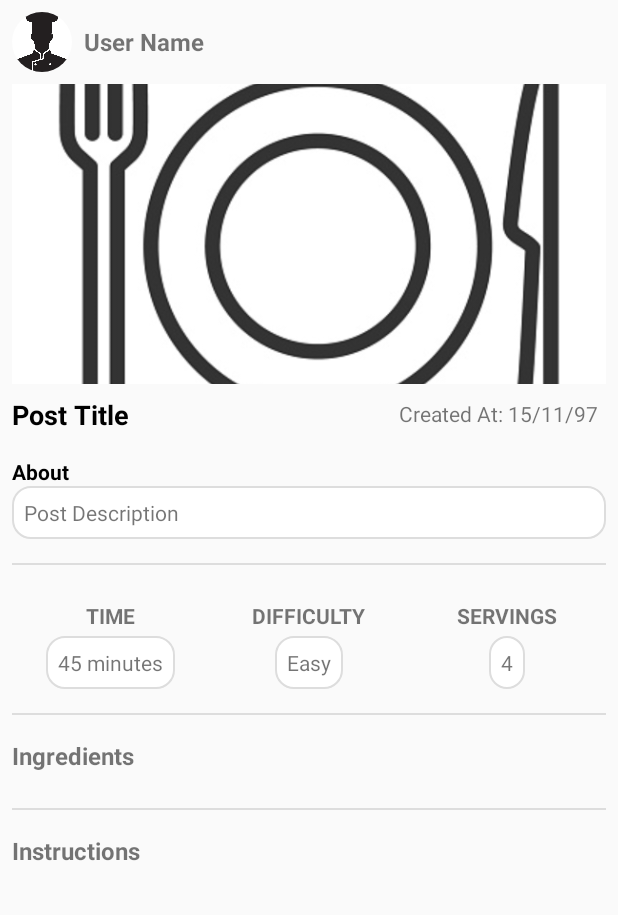
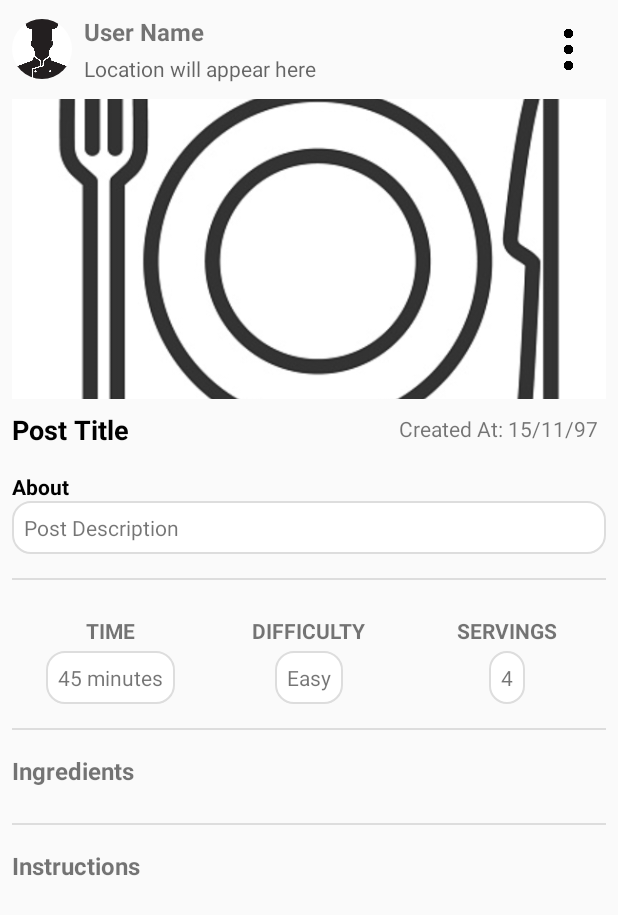
Before and after one commit to Nickes10/TheCookApp, an Android app: the PostDetailsActivity screen opened directly, with no data from a screen before it, on a phone screen of 412 x 824 dp. Shown: the top 915 px of the screen. Run offline under Robolectric (Android 15) with nearby library versions, the phone set to English and light mode, and no system bars; our stand-ins replace CircleImageView, Firebase (no records; nobody signed in at launch, a user with empty details on screens opened directly), Picasso; pictures from the network do not load; 1 statement that could not run was skipped.

Commit message:
add post location view, add 3 dots options

```diff
--- a/app/src/main/res/layout/activity_add_post.xml
+++ b/app/src/main/res/layout/activity_add_post.xml
@@ -336,7 +336,7 @@
                 android:background="#DDDDDD"
                 app:layout_constraintTop_toBottomOf="@+id/layout_time_difficult_servings" />
 
-            <!-- Button location and ccordinates view-->
+            <!-- Button location and coordinates view-->
             <LinearLayout
                 android:id="@+id/layout_location"
                 android:layout_width="match_parent"
--- a/app/src/main/res/layout/item_post.xml
+++ b/app/src/main/res/layout/item_post.xml
@@ -5,6 +5,7 @@
     android:layout_height="match_parent">
 
     <!-- ScrollView to make the content scrollable -->
+
     <ScrollView
         android:layout_width="match_parent"
         android:layout_height="match_parent"
@@ -17,7 +18,7 @@
             android:layout_height="wrap_content"
             android:orientation="vertical">
 
-            <!-- User Info: Profile Image and Username -->
+            <!-- User Info: Profile Image and Username, location and three dots options -->
             <LinearLayout
                 android:layout_width="match_parent"
                 android:layout_height="wrap_content"
@@ -33,6 +34,14 @@
                     android:layout_marginEnd="8dp"
                     android:src="@drawable/default_image_profile" />
 
+                <!-- Username and location container -->
+                <LinearLayout
+                    android:layout_width="0dp"
+                    android:layout_height="wrap_content"
+                    android:layout_weight="1"
+                    android:orientation="vertical"
+                    android:gravity="center_vertical">
+
                     <!-- Username -->
                     <TextView
                         android:id="@+id/postUserName"
@@ -41,6 +50,31 @@
                         android:text="User Name"
                         android:textSize="16sp"
                         android:textStyle="bold" />
+
+                    <!-- Location -->
+                    <TextView
+                        android:id="@+id/locationInput"
+                        android:layout_width="wrap_content"
+                        android:layout_height="wrap_content"
+                        android:layout_marginTop="4dp"
+                        android:hint="Location will appear here"
+                        android:textSize="14sp"
+                        android:focusable="false"
+                        android:gravity="center_vertical"
+                        android:background="@android:color/transparent" />
+                </LinearLayout>
+
+                <!-- Three vertical dots menu -->
+
+                <ImageView
+                    android:id="@+id/menuOptions"
+                    android:layout_width="50dp"
+                    android:layout_height="50dp"
+                    android:layout_gravity="end"
+                    android:clickable="true"
+                    android:focusable="true"
+                    android:padding="8dp"
+                    android:src="@drawable/dots" />
             </LinearLayout>
 
             <!-- Post Image -->
@@ -80,8 +114,8 @@
                     android:layout_gravity="start"
                     android:layout_weight="1"
                     android:maxWidth="0dp"
+                    android:paddingLeft="60dp"
                     android:paddingTop="2dp"
-                    android:paddingLeft="60dp"
                     android:text="Created At: 15/11/97"
                     android:textSize="14sp" />
             </LinearLayout>
@@ -102,8 +136,8 @@
                 android:id="@+id/postDescription"
                 android:layout_width="match_parent"
                 android:layout_height="wrap_content"
+                android:background="@drawable/edit_text_background"
                 android:paddingBottom="8dp"
-                android:background="@drawable/edit_text_background"
                 android:text="Post Description"
                 android:textSize="14sp" />
 
--- /dev/null
+++ b/app/src/main/res/menu/post_menu.xml
@@ -0,0 +1,10 @@
+<?xml version="1.0" encoding="utf-8"?>
+<menu xmlns:android="http://schemas.android.com/apk/res/android">
+    <item
+        android:id="@+id/modifyPost"
+        android:title="Modify Post"/>
+
+    <item
+        android:id="@+id/deletePost"
+        android:title="Delete Post"/>
+</menu>
```
Also changed, not shown: app/src/main/java/com/example/thecookapp/AddPostActivity.kt (+12 -6 lines), app/src/main/java/com/example/thecookapp/PostDetailsActivity.kt (+76 -1 lines), app/src/main/java/com/example/thecookapp/RecipeApi.kt (+18 -2 lines), app/src/main/res/drawable/dotted_line.xml (added, +9 -0 lines), app/src/main/res/layout/ingredient_row.xml (+16 -3 lines), app/src/main/res/drawable/dots.png (added). Lines whose indentation alone changed are shown as unchanged.
